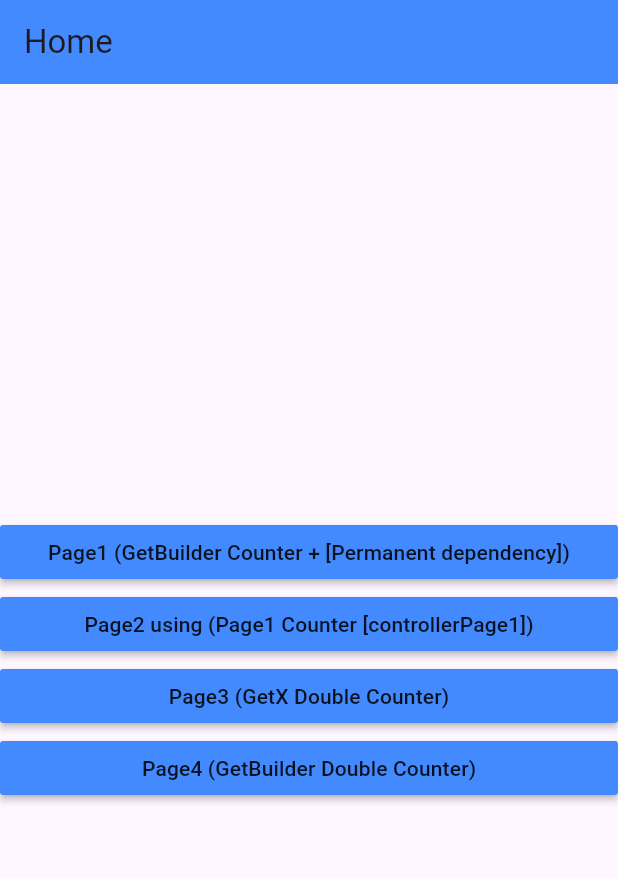
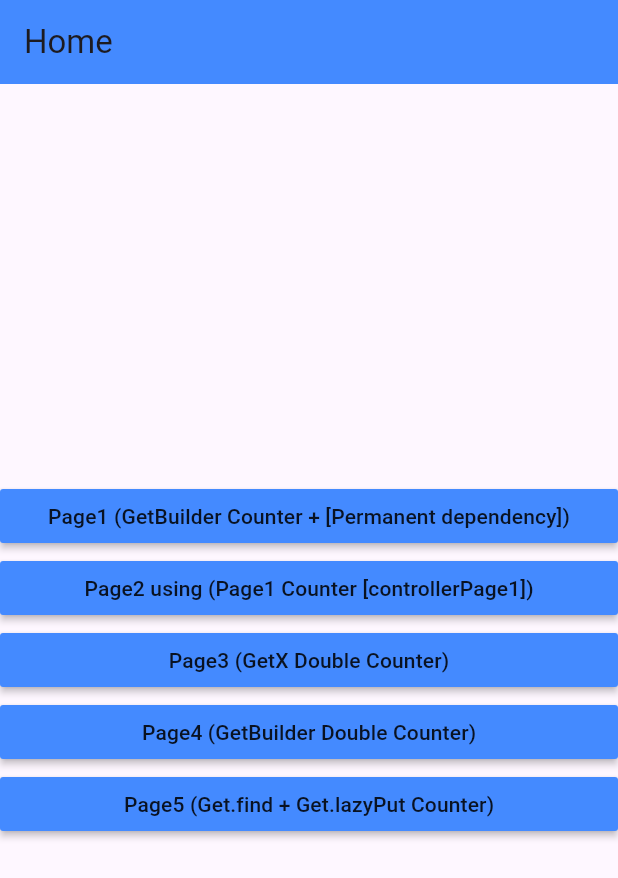
Before and after one commit to Moh4h/GetX3, a Flutter app: the screen it shows after launch, on a phone screen of 412 x 824 dp. Shown: the top 878 px of the screen. Run offline on Flutter 3.47's test engine with Material 3 defaults, Android fonts, the light colour scheme and no system bars; our stand-ins replace get.

Commit message:
Page5 Counter with [Get.find & Get.lazePut]

```diff
--- /dev/null
+++ b/lib/controller/page5Controller.dart
@@ -0,0 +1,16 @@
+import 'package:get/get.dart';
+
+class Page5controller extends GetxController {
+int counter =0;
+void addCounter(){
+  counter ++;
+  update();
+}
+void removeCounter(){
+  counter --;
+  update();
+}
+void printUpdate(){
+
+  update();
+}}
--- a/lib/main.dart
+++ b/lib/main.dart
@@ -4,6 +4,7 @@ import 'package:flutter_getx3/view/page1.dart';
 import 'package:flutter_getx3/view/page2.dart';
 import 'package:flutter_getx3/view/page3.dart';
 import 'package:flutter_getx3/view/page4.dart';
+import 'package:flutter_getx3/view/page5.dart';
 import 'package:get/get.dart';
 
 void main() {
@@ -16,12 +17,13 @@ class MainApp extends StatelessWidget {
   @override
   Widget build(BuildContext context) {
     return GetMaterialApp(
-      home: const Home(),
+      home:  Home(),
       getPages: [
         GetPage(name: "/Page1", page: () => Page1()),
         GetPage(name: "/Page2", page: () => Page2()),
         GetPage(name: "/Page3", page: () => Page3()),
         GetPage(name: "/Page4", page: () => Page4()),
+        GetPage(name: "/Page5", page: () => Page5()),
       ],
     );
   }
--- a/lib/view/home.dart
+++ b/lib/view/home.dart
@@ -1,8 +1,9 @@
 import 'package:flutter/material.dart';
+import 'package:flutter_getx3/controller/page5Controller.dart';
 import 'package:get/get.dart';
 
 class Home extends StatelessWidget {
-  const Home({super.key});
+   Home({super.key});
 
   @override
   Widget build(BuildContext context) {
@@ -40,6 +41,13 @@ class Home extends StatelessWidget {
               },
               child: Text("Page4 (GetBuilder Double Counter)"),
             ),
+            MaterialButton(
+              color: Colors.blueAccent,
+              onPressed: () {
+                Get.toNamed("/Page5");
+              },
+              child: Text("Page5 (Get.find + Get.lazyPut Counter)"),
+            ),
           ],
         ),
       ),
--- a/lib/view/page2.dart
+++ b/lib/view/page2.dart
@@ -3,7 +3,7 @@ import 'package:flutter_getx3/controller/page1Controller.dart';
 import 'package:get/get.dart';
 
 class Page2 extends StatelessWidget {
-  const Page2({super.key});
+   Page2({super.key});
 
   @override
   Widget build(BuildContext context) {
```
Also changed, not shown: lib/view/page5.dart (added, +52 -0 lines).
